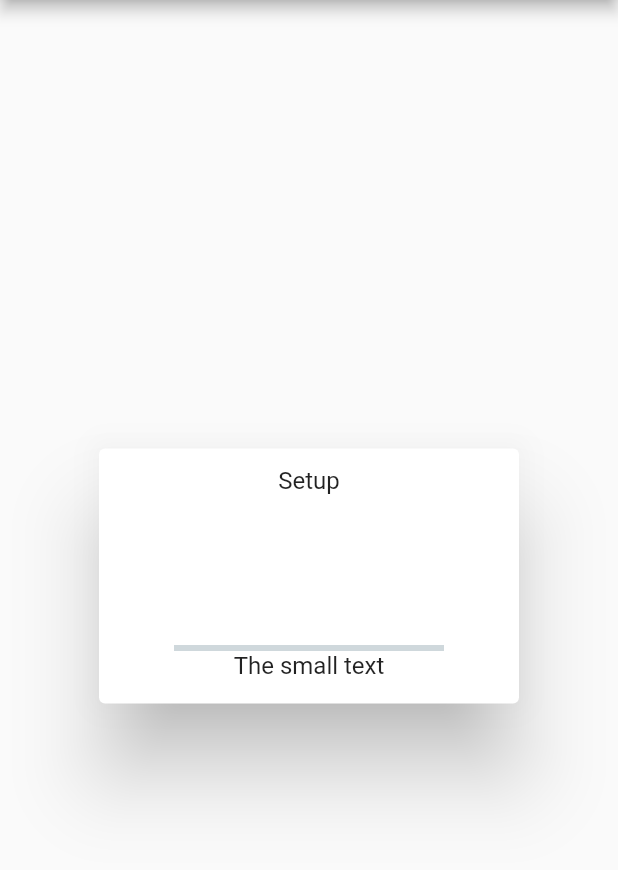
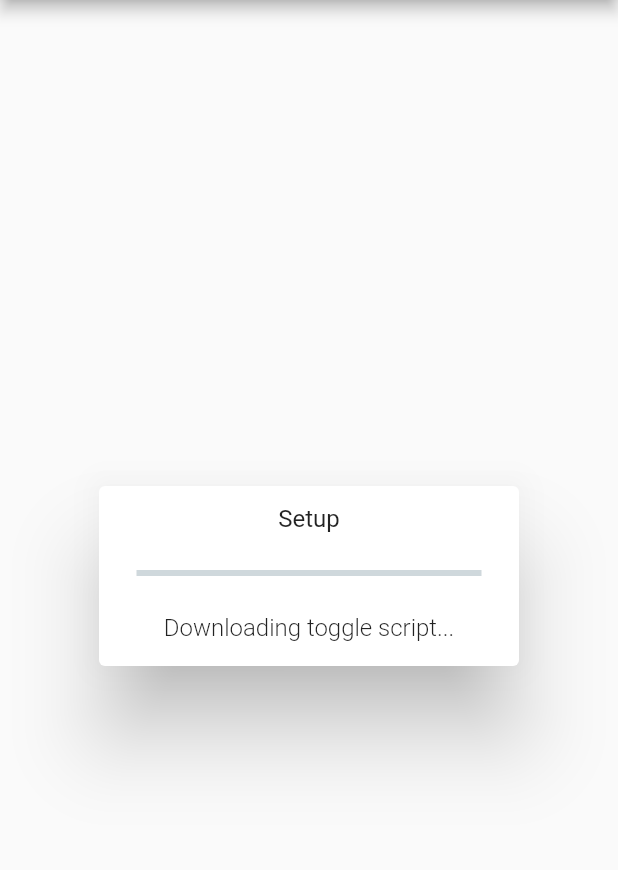
Before and after one commit to TheNightmanCodeth/Material2-Messaging-Enabler, a Flutter app: the screen it shows after launch, on a phone screen of 412 x 824 dp, the part 84-954 px from its top. Run offline on Flutter 3.47's test engine with Material 2 defaults, Android fonts, the phone set to English and light mode, and no system bars; our stand-ins replace dio, shared_preferences; missing offline and left inert: simple_permissions.

Commit message:
Tweaks download dialog

```diff
--- a/lib/LoaderDialog.dart
+++ b/lib/LoaderDialog.dart
@@ -26,17 +26,17 @@ class _LoaderDialogState extends State<LoaderDialog> {
               alignment: Alignment.topCenter,
               child: Text('Setup'),
             ),
-            Center(
-              child: Padding(
-                padding: EdgeInsets.only(top: 100.0, left: 50.0, right: 50.0),
-                child: LinearProgressIndicator(
-                  backgroundColor: Colors.blueGrey[100],
-                  valueColor: AlwaysStoppedAnimation<Color>(Colors.blue),
-                  value: _progress
-                ),
+            Padding(
+              padding: EdgeInsets.all(25.0),
+              child: LinearProgressIndicator(
+                backgroundColor: Colors.blueGrey[100],
+                valueColor: AlwaysStoppedAnimation<Color>(Colors.blue),
+                value: _progress
               ),
             ),
-            Text('The small text'),
+            Text('Downloading toggle script...',
+              style: TextStyle(fontWeight: FontWeight.w300),
+            ),
           ],
         ),
       ],
@@ -58,7 +58,7 @@ class _LoaderDialogState extends State<LoaderDialog> {
     await Dio().download("https://github.com/TheNightmanCodeth/Material2-Messaging-Enabler/raw/master/assets/m2_toggle.sh", path,
       onProgress: (rec, tot) {
         setState(() {
-          _progress = ((rec/tot)*100);
+          _progress = ((rec/tot)*10);
         });
       },
     );
```
